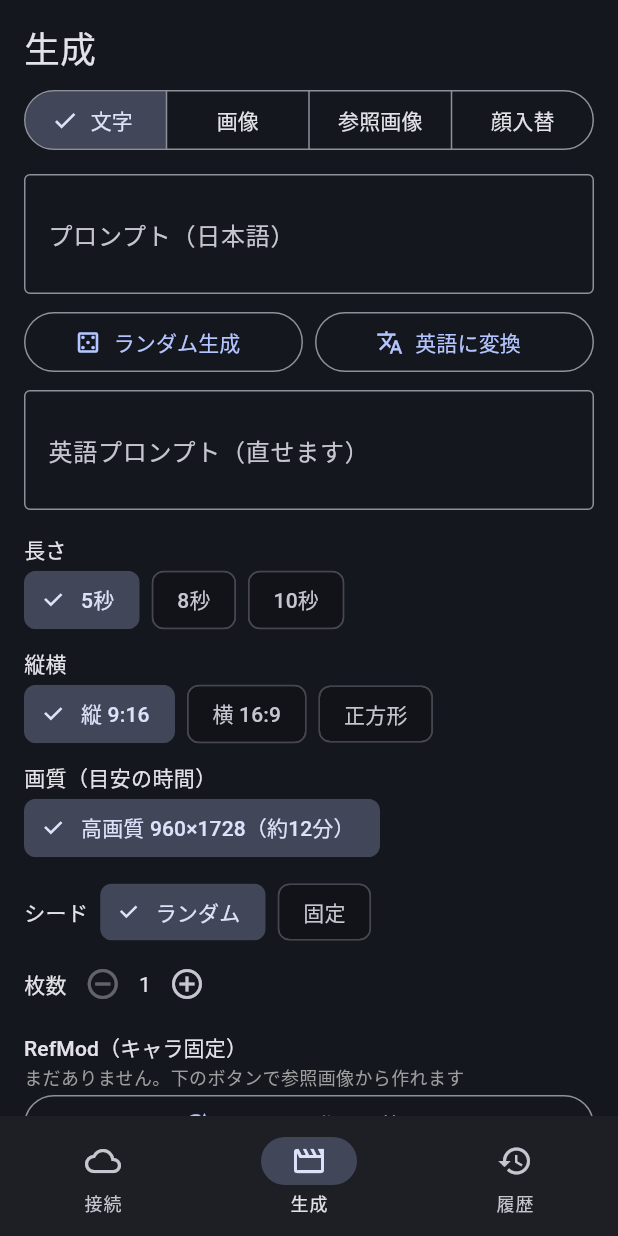
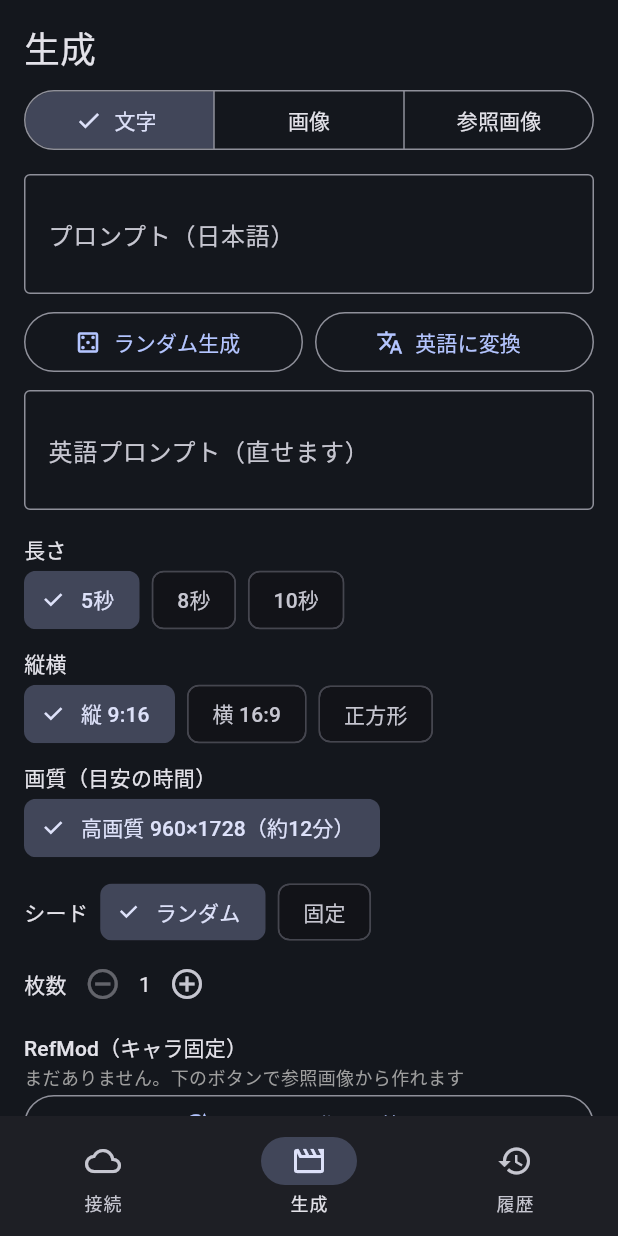
Before and after one commit to tachu2002/colab-video-app, a Flutter app: the screen it shows after launch, item 2 of the bottom bar chosen, on a phone screen of 412 x 824 dp. Run offline on Flutter 3.47's test engine with Material 3 defaults, Android fonts, the phone set to English and light mode, and no system bars; our stand-ins replace image_picker, shared_preferences, video_player; network calls fail; Roboto replaces fonts that are missing (NotoSansJP).

Commit message:
Revert face-swap mode (back to v16 state)
Co-Authored-By: Claude Sonnet 5.5 <noreply@anthropic.com>
Claude-Session: https://claude.ai/code/session_011eKQXRMMNXj2BFW5Ye8Air

```diff
--- a/lib/api.dart
+++ b/lib/api.dart
@@ -147,12 +147,12 @@ class HelperApi {
     required String aspect, required String preset, required int seed,
     required List<String> imagesB64, required String lora,
     required double loraStrength, required String clientId, String checkpoint = '',
-    List<Map<String, dynamic>> refmods = const [], String videoB64 = '',
+    List<Map<String, dynamic>> refmods = const [],
   }) async {
     final j = await _send('POST', '/generate', {
       'mode': mode, 'prompt_en': promptEn, 'seconds': seconds, 'aspect': aspect,
       'preset': preset, 'seed': seed, 'images_b64': imagesB64, 'lora': lora,
-      'lora_strength': loraStrength, 'client_id': clientId, 'checkpoint': checkpoint, 'refmods': refmods, 'video_b64': videoB64,
+      'lora_strength': loraStrength, 'client_id': clientId, 'checkpoint': checkpoint, 'refmods': refmods,
     });
     return j['prompt_id'] as String;
   }
--- a/lib/page_generate.dart
+++ b/lib/page_generate.dart
@@ -99,8 +99,7 @@ class _GeneratePageState extends State<GeneratePage> {
     return list.firstWhere((p) => p.id == preset, orElse: () => PresetInfo(preset, preset, 10, 12, false));
   }
 
-  XFile? swapVideo;
-  int get maxImages => mode == 'i2v' ? 1 : (mode == 'ref2v' || mode == 'faceswap' ? 3 : 0);
+  int get maxImages => mode == 'i2v' ? 1 : (mode == 'ref2v' ? 3 : 0);
 
   Future<void> _pick() async {
     final room = maxImages - images.length;
@@ -108,11 +107,6 @@ class _GeneratePageState extends State<GeneratePage> {
     final files = await _picker.pickMultiImage(maxWidth: 1280, maxHeight: 1280, imageQuality: 90, limit: room < 2 ? 2 : room);
     if (files.isEmpty) return;
     setState(() => images.addAll(files.take(room)));
-  }
-
-  Future<void> _pickVideo() async {
-    final f = await _picker.pickVideo(source: ImageSource.gallery);
-    if (f != null) setState(() => swapVideo = f);
   }
 
   Future<void> _random() async {
@@ -146,9 +140,8 @@ class _GeneratePageState extends State<GeneratePage> {
     await s.ensureFresh();
     final st = s.status;
     if (st == null || !st.isRunning) { setState(() => error = '接続できていません。接続タブで再接続してください'); return; }
-    if (mode != 't2v' && images.isEmpty) { setState(() => error = mode == 'faceswap' ? '顔の画像をえらんでください' : '画像をえらんでください'); return; }
-    if (mode == 'faceswap' && swapVideo == null) { setState(() => error = '元の動画をえらんでください'); return; }
-    if (mode != 'faceswap' && ja.text.trim().isEmpty && en.text.trim().isEmpty) { setState(() => error = 'プロンプトを入れてください（ランダム生成も使えます）'); return; }
+    if (mode != 't2v' && images.isEmpty) { setState(() => error = '画像をえらんでください'); return; }
+    if (ja.text.trim().isEmpty && en.text.trim().isEmpty) { setState(() => error = 'プロンプトを入れてください（ランダム生成も使えます）'); return; }
     final p = _preset();
     if (seconds > p.maxSec) seconds = p.maxSec;
     setState(() { running = true; cancel = false; error = null; doneCount = 0; pct = 0; stage = '準備中'; startedAt = DateTime.now(); preview = null; previewCount = 0; });
@@ -156,12 +149,11 @@ class _GeneratePageState extends State<GeneratePage> {
     final api = HelperApi(st);
     final comfy = ComfyApi(st.comfyUrl);
     try {
-      if (mode != 'faceswap' && en.text.trim().isEmpty) {
+      if (en.text.trim().isEmpty) {
         en.text = await api.translate(ja.text.trim(), seconds);
       }
       final b64 = <String>[];
       for (final f in images.take(maxImages)) { b64.add(base64Encode(await f.readAsBytes())); }
-      final vb64 = mode == 'faceswap' && swapVideo != null ? base64Encode(await swapVideo!.readAsBytes()) : '';
       for (var i = 0; i < count && !cancel; i++) {
         final rnd = Random();
         final seed = seedFixed ? (int.tryParse(seedCtl.text) ?? 0) + i : rnd.nextInt(1 << 31);
@@ -205,7 +197,7 @@ class _GeneratePageState extends State<GeneratePage> {
         } catch (_) {}
         final pid = await api.generate(
           mode: mode, promptEn: en.text.trim(), seconds: seconds.toDouble(), aspect: ratio,
-          preset: preset, seed: seed, imagesB64: b64, videoB64: vb64, lora: lora, loraStrength: loraStrength, clientId: cid, checkpoint: s.checkpoint,
+          preset: preset, seed: seed, imagesB64: b64, lora: lora, loraStrength: loraStrength, clientId: cid, checkpoint: s.checkpoint,
           refmods: [for (final e in refSel.entries) {'name': e.key, 'strength': e.value}],
         );
         VideoRef? ref;
@@ -275,7 +267,6 @@ class _GeneratePageState extends State<GeneratePage> {
           ButtonSegment(value: 't2v', label: Text('文字')),
           ButtonSegment(value: 'i2v', label: Text('画像')),
           ButtonSegment(value: 'ref2v', label: Text('参照画像')),
-          ButtonSegment(value: 'faceswap', label: Text('顔入替')),
         ],
         selected: {mode},
         onSelectionChanged: running ? null : (v) => setState(() { mode = v.first; if (images.length > maxImages) images.removeRange(maxImages, images.length); }),
@@ -294,12 +285,7 @@ class _GeneratePageState extends State<GeneratePage> {
           if (images.length < maxImages)
             InkWell(onTap: running ? null : _pick, child: Container(width: 96, height: 96, decoration: BoxDecoration(border: Border.all(color: Colors.grey), borderRadius: BorderRadius.circular(8)), child: const Icon(Icons.add_photo_alternate_outlined))),
         ])),
-        Text(mode == 'i2v' ? '最初のフレームになる画像を1枚' : mode == 'faceswap' ? '新しい顔の画像を最大3枚（顔がはっきり写った写真）' : '参照する画像を最大3枚（人物や物など）', style: const TextStyle(fontSize: 12, color: Colors.grey)),
-      ],
-      if (mode == 'faceswap') ...[
-        const SizedBox(height: 8),
-        OutlinedButton.icon(onPressed: running ? null : _pickVideo, icon: const Icon(Icons.video_file_outlined), label: Text(swapVideo == null ? '元の動画をえらぶ（2〜15秒）' : '元の動画: ${swapVideo!.name}')),
-        const Text('実験機能: 3秒の動画で約8分かかります。長さと縦横は元の動画に合わせます', style: TextStyle(fontSize: 12, color: Colors.grey)),
+        Text(mode == 'i2v' ? '最初のフレームになる画像を1枚' : '参照する画像を最大3枚（人物や物など）', style: const TextStyle(fontSize: 12, color: Colors.grey)),
       ],
       const SizedBox(height: 12),
       TextField(controller: ja, minLines: 2, maxLines: 5, decoration: const InputDecoration(labelText: 'プロンプト（日本語）', border: OutlineInputBorder())),
```
Also changed, not shown: 1 other file.
